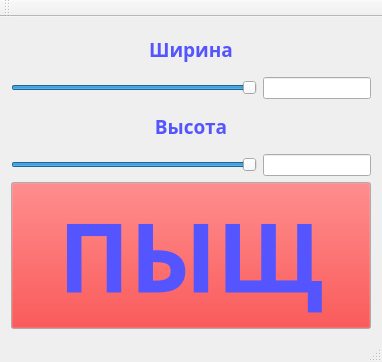
Above: simplemazegen/simplemazegen.ui from Artem461/simplemazegen before the change. Below: the same form after it.
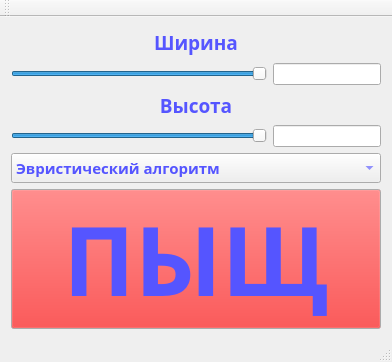
That is the form after the change.

What changed in the file:
```diff
--- a/simplemazegen/simplemazegen.ui
+++ b/simplemazegen/simplemazegen.ui
@@ -237,6 +237,52 @@
         </item>
        </layout>
       </item>
+      <item>
+       <widget class="QComboBox" name="algorythmComboBox">
+        <property name="sizePolicy">
+         <sizepolicy hsizetype="Fixed" vsizetype="Fixed">
+          <horstretch>0</horstretch>
+          <verstretch>0</verstretch>
+         </sizepolicy>
+        </property>
+        <property name="font">
+         <font>
+          <family>Arial Black</family>
+          <pointsize>11</pointsize>
+          <weight>75</weight>
+          <bold>true</bold>
+         </font>
+        </property>
+        <property name="cursor">
+         <cursorShape>ArrowCursor</cursorShape>
+        </property>
+        <property name="mouseTracking">
+         <bool>false</bool>
+        </property>
+        <property name="focusPolicy">
+         <enum>Qt::WheelFocus</enum>
+        </property>
+        <property name="layoutDirection">
+         <enum>Qt::LeftToRight</enum>
+        </property>
+        <property name="autoFillBackground">
+         <bool>false</bool>
+        </property>
+        <property name="currentIndex">
+         <number>1</number>
+        </property>
+        <item>
+         <property name="text">
+          <string>Поиск в глубину со случайным открытием</string>
+         </property>
+        </item>
+        <item>
+         <property name="text">
+          <string>Эвристический алгоритм</string>
+         </property>
+        </item>
+       </widget>
+      </item>
       <item>
        <widget class="QPushButton" name="generateButton">
         <property name="sizePolicy">
```
